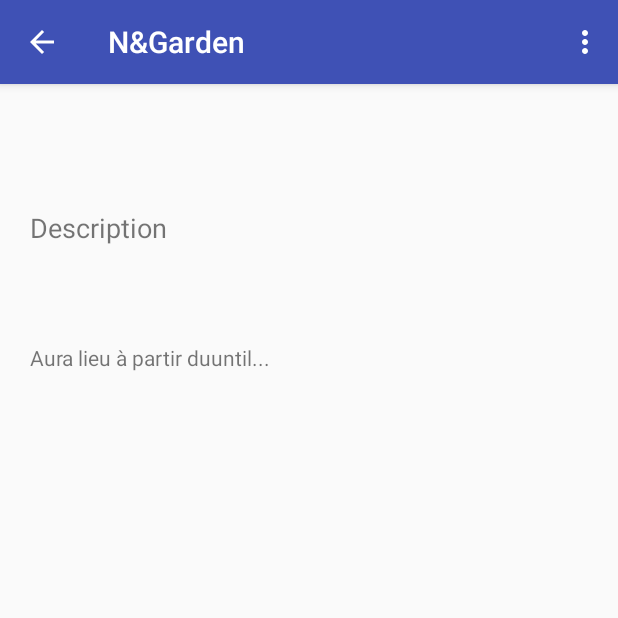
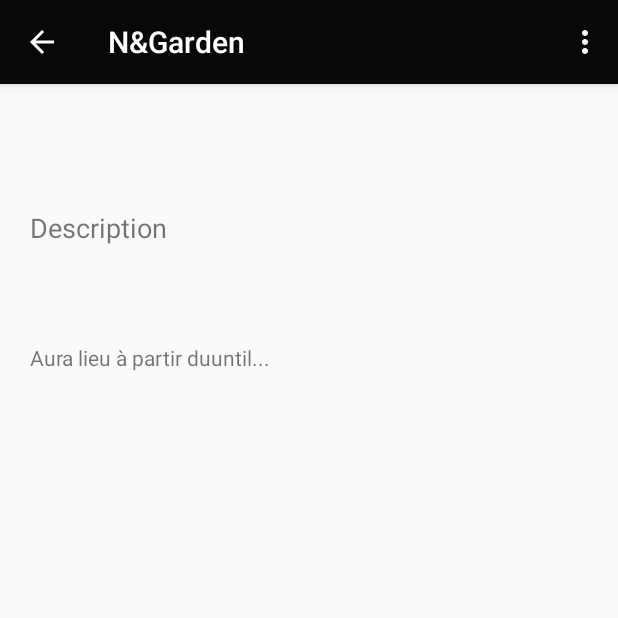
Before and after one commit to FkLinks/SmartCity_2017-2018, an Android app: the EventsInformationActivity screen opened directly, with no data from a screen before it, on a phone screen of 412 x 824 dp, the top half of it. Run offline under Robolectric (Android 15) with nearby library versions, the phone set to English and light mode, and no system bars; 7 statements that could not run were skipped.

Commit message:
style revisité

```diff
--- a/SmartCity/app/src/main/java/com/henallux/smartcity/Controller/GardensInformationActivity.java
+++ b/SmartCity/app/src/main/java/com/henallux/smartcity/Controller/GardensInformationActivity.java
@@ -36,7 +36,6 @@ public class GardensInformationActivity extends AppCompatActivity {
     private TextView nameGarden, note, superficie, adress, descr, noPicText;
     private Button audioGuid;
     private MediaPlayer mPlayer = new MediaPlayer();
-    private AudioAttributes audioAttributes;
     private Garden garden;
     private int currentPos = 0;
 
--- a/SmartCity/app/src/main/res/layout/activity_events_information.xml
+++ b/SmartCity/app/src/main/res/layout/activity_events_information.xml
@@ -83,5 +83,6 @@
         android:layout_height="wrap_content"
         android:layout_alignStart="@+id/moreInfosEventLabel"
         android:layout_below="@+id/moreInfosEventLabel"
-        android:layout_marginTop="20dp" />
+        android:layout_marginTop="20dp"
+        android:textColor="@color/wallet_link_text_light" />
 </RelativeLayout>
--- a/SmartCity/app/src/main/res/menu/menu_main_sign_out.xml
+++ b/SmartCity/app/src/main/res/menu/menu_main_sign_out.xml
@@ -8,7 +8,7 @@
 
     <item android:id="@+id/profile"
         android:orderInCategory="100"
-        app:showAsAction="never"
+        app:showAsAction="ifRoom"
         android:title="@string/profileActivityName"/>
 
     <item android:id="@+id/sign_out"
--- a/SmartCity/app/src/main/res/values/colors.xml
+++ b/SmartCity/app/src/main/res/values/colors.xml
@@ -1,6 +1,6 @@
 <?xml version="1.0" encoding="utf-8"?>
 <resources>
-    <color name="colorPrimary">#3F51B5</color>
-    <color name="colorPrimaryDark">#303F9F</color>
-    <color name="colorAccent">#ff4081</color>
+    <color name="colorPrimary">#080808</color><!--#3F51B5-->
+    <color name="colorPrimaryDark">#0d0d0d</color><!--#303F9F-->
+    <color name="colorAccent">#71da71</color><!--#ff4081-->
 </resources>
```
Also changed, not shown: 1 other file.
